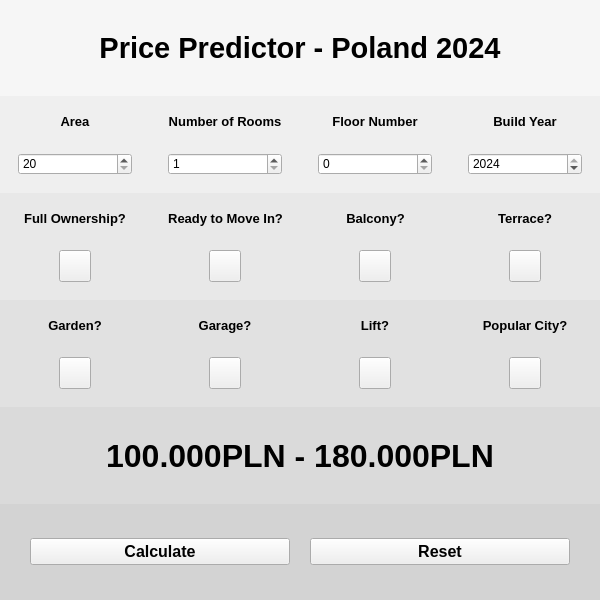
This is assets/UI/mainwindow.ui in milonpabis/price-predictor-poland2024 as Qt 5 draws it before an edit. The edited form follows.
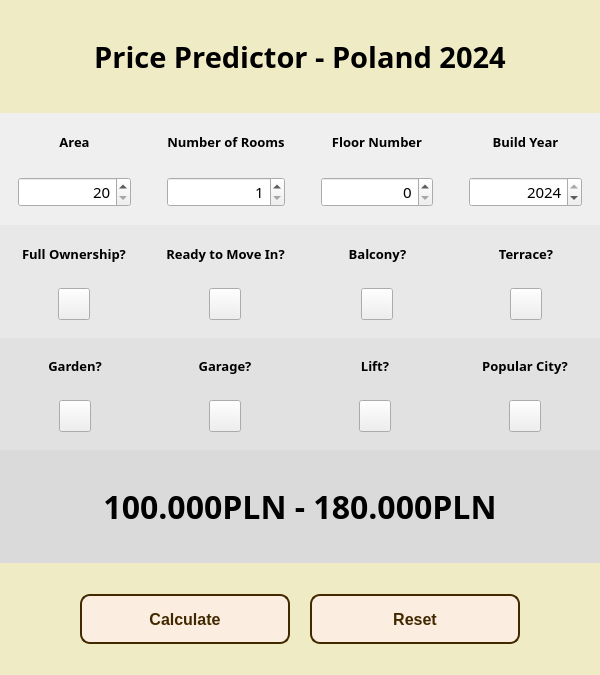
This is the edited form.

What changed in the file:
```diff
--- a/assets/UI/mainwindow.ui
+++ b/assets/UI/mainwindow.ui
@@ -7,7 +7,7 @@
     <x>0</x>
     <y>0</y>
     <width>600</width>
-    <height>600</height>
+    <height>675</height>
    </rect>
   </property>
   <property name="minimumSize">
@@ -46,6 +46,7 @@
       <property name="styleSheet">
        <string notr="true">#head {
  background-color: rgba(250, 250, 250, 180);
+background-color: rgba(239, 234, 178, 180);
 }</string>
       </property>
       <property name="frameShape">
@@ -59,6 +60,7 @@
         <widget class="QLabel" name="label">
          <property name="font">
           <font>
+           <family>Rockwell</family>
            <pointsize>22</pointsize>
            <bold>true</bold>
           </font>
@@ -129,6 +131,7 @@
               <widget class="QLabel" name="label_2">
                <property name="font">
                 <font>
+                 <family>Rockwell</family>
                  <pointsize>10</pointsize>
                  <bold>true</bold>
                 </font>
@@ -155,6 +158,30 @@
             <layout class="QVBoxLayout" name="verticalLayout_34">
              <item>
               <widget class="QSpinBox" name="sb_area">
+               <property name="minimumSize">
+                <size>
+                 <width>0</width>
+                 <height>30</height>
+                </size>
+               </property>
+               <property name="font">
+                <font>
+                 <family>Rockwell</family>
+                 <pointsize>11</pointsize>
+                </font>
+               </property>
+               <property name="styleSheet">
+                <string notr="true">QComboBox {
+  background-color: #fbeee0;
+  border: 2px solid #422800;
+  border-radius: 5px;
+  color: #422800;
+}
+</string>
+               </property>
+               <property name="alignment">
+                <set>Qt::AlignRight|Qt::AlignTrailing|Qt::AlignVCenter</set>
+               </property>
                <property name="suffix">
                 <string/>
                </property>
@@ -200,6 +227,7 @@
               <widget class="QLabel" name="label_3">
                <property name="font">
                 <font>
+                 <family>Rockwell</family>
                  <pointsize>10</pointsize>
                  <bold>true</bold>
                 </font>
@@ -226,6 +254,30 @@
             <layout class="QVBoxLayout" name="verticalLayout_35">
              <item>
               <widget class="QSpinBox" name="sb_rooms">
+               <property name="minimumSize">
+                <size>
+                 <width>0</width>
+                 <height>30</height>
+                </size>
+               </property>
+               <property name="font">
+                <font>
+                 <family>Rockwell</family>
+                 <pointsize>11</pointsize>
+                </font>
+               </property>
+               <property name="styleSheet">
+                <string notr="true">QComboBox {
+  background-color: #fbeee0;
+  border: 2px solid #422800;
+  border-radius: 5px;
+  color: #422800;
+}
+</string>
+               </property>
+               <property name="alignment">
+                <set>Qt::AlignRight|Qt::AlignTrailing|Qt::AlignVCenter</set>
+               </property>
                <property name="minimum">
                 <number>1</number>
                </property>
@@ -262,6 +314,7 @@
               <widget class="QLabel" name="label_4">
                <property name="font">
                 <font>
+                 <family>Rockwell</family>
                  <pointsize>10</pointsize>
                  <bold>true</bold>
                 </font>
@@ -288,6 +341,30 @@
             <layout class="QVBoxLayout" name="verticalLayout_37">
              <item>
               <widget class="QSpinBox" name="sb_floor">
+               <property name="minimumSize">
+                <size>
+                 <width>0</width>
+                 <height>30</height>
+                </size>
+               </property>
+               <property name="font">
+                <font>
+                 <family>Rockwell</family>
+                 <pointsize>11</pointsize>
+                </font>
+               </property>
+               <property name="styleSheet">
+                <string notr="true">QComboBox {
+  background-color: #fbeee0;
+  border: 2px solid #422800;
+  border-radius: 5px;
+  color: #422800;
+}
+</string>
+               </property>
+               <property name="alignment">
+                <set>Qt::AlignRight|Qt::AlignTrailing|Qt::AlignVCenter</set>
+               </property>
                <property name="maximum">
                 <number>11</number>
                </property>
@@ -321,6 +398,7 @@
               <widget class="QLabel" name="label_5">
                <property name="font">
                 <font>
+                 <family>Rockwell</family>
                  <pointsize>10</pointsize>
                  <bold>true</bold>
                 </font>
@@ -347,6 +425,30 @@
             <layout class="QVBoxLayout" name="verticalLayout_36">
              <item>
               <widget class="QSpinBox" name="sb_year">
+               <property name="minimumSize">
+                <size>
+                 <width>0</width>
+                 <height>30</height>
+                </size>
+               </property>
+               <property name="font">
+                <font>
+                 <family>Rockwell</family>
+                 <pointsize>11</pointsize>
+                </font>
+               </property>
+               <property name="styleSheet">
+                <string notr="true">QComboBox {
+  background-color: #fbeee0;
+  border: 2px solid #422800;
+  border-radius: 5px;
+  color: #422800;
+}
+</string>
+               </property>
+               <property name="alignment">
+                <set>Qt::AlignRight|Qt::AlignTrailing|Qt::AlignVCenter</set>
+               </property>
                <property name="minimum">
                 <number>1000</number>
                </property>
@@ -418,6 +520,7 @@
               <widget class="QLabel" name="label_6">
                <property name="font">
                 <font>
+                 <family>Rockwell</family>
                  <pointsize>10</pointsize>
                  <bold>true</bold>
                 </font>
@@ -501,6 +604,7 @@
               <widget class="QLabel" name="label_7">
                <property name="font">
                 <font>
+                 <family>Rockwell</family>
                  <pointsize>10</pointsize>
                  <bold>true</bold>
                 </font>
@@ -581,6 +685,7 @@
               <widget class="QLabel" name="label_8">
                <property name="font">
                 <font>
+                 <family>Rockwell</family>
                  <pointsize>10</pointsize>
                  <bold>true</bold>
                 </font>
@@ -661,6 +766,7 @@
               <widget class="QLabel" name="label_9">
                <property name="font">
                 <font>
+                 <family>Rockwell</family>
                  <pointsize>10</pointsize>
                  <bold>true</bold>
                 </font>
@@ -773,6 +879,7 @@
               <widget class="QLabel" name="label_10">
                <property name="font">
                 <font>
+                 <family>Rockwell</family>
                  <pointsize>10</pointsize>
                  <bold>true</bold>
                 </font>
@@ -853,6 +960,7 @@
               <widget class="QLabel" name="label_11">
                <property name="font">
                 <font>
+                 <family>Rockwell</family>
                  <pointsize>10</pointsize>
                  <bold>true</bold>
                 </font>
@@ -933,6 +1041,7 @@
               <widget class="QLabel" name="label_12">
                <property name="font">
                 <font>
+                 <family>Rockwell</family>
                  <pointsize>10</pointsize>
                  <bold>true</bold>
                 </font>
@@ -1013,6 +1122,7 @@
               <widget class="QLabel" name="label_13">
                <property name="font">
                 <font>
+                 <family>Rockwell</family>
                  <pointsize>10</pointsize>
                  <bold>true</bold>
                 </font>
@@ -1119,6 +1229,7 @@
            <widget class="QLabel" name="lb_prediction">
             <property name="font">
              <font>
+              <family>Rockwell</family>
               <pointsize>24</pointsize>
               <bold>true</bold>
              </font>
@@ -1142,6 +1253,8 @@
       <property name="styleSheet">
        <string notr="true">#tail {
  background-color: rgba(200, 200, 200, 180);
+ 
+ background-color: rgba(239, 234, 178, 180);
 }</string>
       </property>
       <property name="frameShape">
@@ -1155,25 +1268,43 @@
         <number>20</number>
        </property>
        <property name="leftMargin">
-        <number>30</number>
+        <number>80</number>
        </property>
        <property name="topMargin">
         <number>0</number>
        </property>
        <property name="rightMargin">
-        <number>30</number>
+        <number>80</number>
        </property>
        <property name="bottomMargin">
         <number>0</number>
        </property>
        <item>
         <widget class="QPushButton" name="bt_calculate">
+         <property name="minimumSize">
+          <size>
+           <width>0</width>
+           <height>50</height>
+          </size>
+         </property>
          <property name="font">
           <font>
            <pointsize>12</pointsize>
            <bold>true</bold>
           </font>
          </property>
+         <property name="styleSheet">
+          <string notr="true">QPushButton {
+  background-color: #fbeee0;
+  border: 2px solid #422800;
+  border-radius: 10px;
+  color: #422800;
+}
+
+QPushButton:hover {
+  background-color: #fff;
+}</string>
+         </property>
          <property name="text">
           <string>Calculate</string>
          </property>
@@ -1181,12 +1312,30 @@
        </item>
        <item>
         <widget class="QPushButton" name="bt_reset">
+         <property name="minimumSize">
+          <size>
+           <width>0</width>
+           <height>50</height>
+          </size>
+         </property>
          <property name="font">
           <font>
            <pointsize>12</pointsize>
            <bold>true</bold>
           </font>
          </property>
+         <property name="styleSheet">
+          <string notr="true">QPushButton {
+  background-color: #fbeee0;
+  border: 2px solid #422800;
+  border-radius: 10px;
+  color: #422800;
+}
+
+QPushButton:hover {
+  background-color: #fff;
+}</string>
+         </property>
          <property name="text">
           <string>Reset</string>
          </property>
```
Left out of the diff: 7 changed lines with no effect on the pictures.
